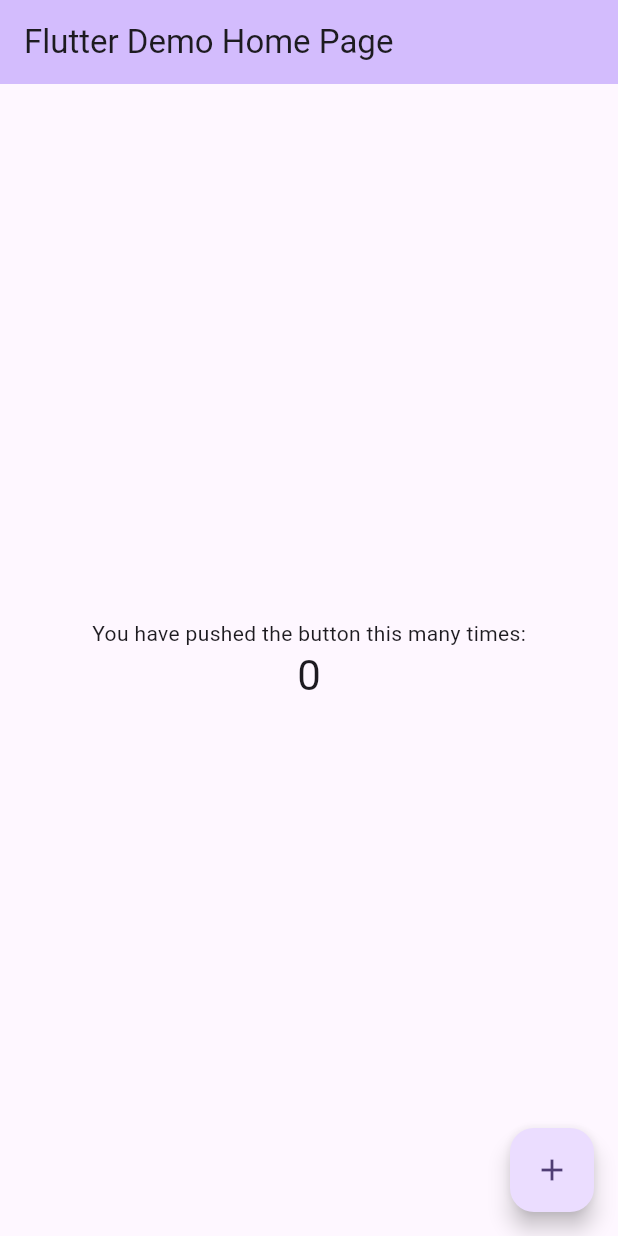
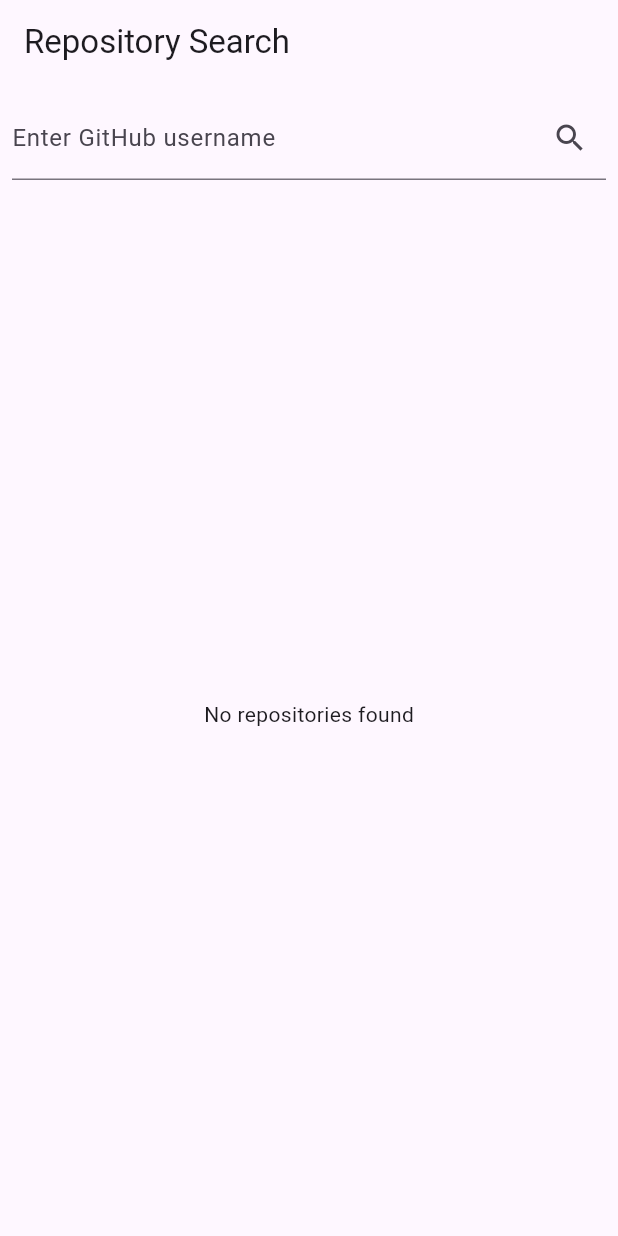
Before and after one commit to caxtonmbuvi/repo-search, a Flutter app: the screen it shows after launch, on a phone screen of 412 x 824 dp. Run offline on Flutter 3.47's test engine with Material 3 defaults, Android fonts, the phone set to English and light mode, and no system bars; our stand-ins replace bloc, dio, flutter_bloc, flutter_dotenv, freezed_annotation.

Commit message:
:sparkles:Search Implementation

```diff
--- /dev/null
+++ b/lib/app.dart
@@ -0,0 +1,21 @@
+import 'package:flutter/material.dart';
+import 'package:repo_search_app/utils/global_providers/global_providers.dart';
+
+final routeObserver = RouteObserver<PageRoute<dynamic>>();
+
+class App extends StatelessWidget {
+  const App({super.key, required this.widget});
+
+  final Widget widget;
+
+  @override
+  Widget build(BuildContext context) {
+    return GlobalProviders(
+      child: MaterialApp(
+        debugShowCheckedModeBanner: false,
+        home: widget,
+        navigatorObservers: [routeObserver],
+      ),
+    );
+  }
+}
--- /dev/null
+++ b/lib/features/search/cubit/repository_search_cubit.dart
@@ -0,0 +1,51 @@
+import 'dart:developer';
+
+import 'package:bloc/bloc.dart';
+import 'package:repo_search_app/features/search/repo/github_repository_service.dart';
+import 'repository_search_state.dart';
+
+class RepositorySearchCubit extends Cubit<RepositorySearchState> {
+  final GithubRepositoryService repositoryService;
+
+  RepositorySearchCubit({required this.repositoryService})
+      : super(const RepositorySearchState());
+
+  Future<void> searchRepositories(String username,
+      {int page = 1, int perPage = 10}) async {
+    if (username.isEmpty) return;
+
+    try {
+      // Emit loading state; clear repositories if this is a new search (first page)
+      if (page == 1) {
+        emit(state.copyWith(
+          isLoading: true,
+          errorMessage: null,
+          repositories: [],
+        ));
+      } else {
+        emit(state.copyWith(isLoading: true, errorMessage: null));
+      }
+
+      final repos = await repositoryService.fetchUserRepositories(
+        username,
+        page: page,
+        perPage: perPage,
+      );
+
+      log('Res: $repos');
+
+      final allRepos = page == 1 ? repos : [...state.repositories, ...repos];
+      final reachedMax = repos.length < perPage;
+
+      emit(state.copyWith(
+        repositories: allRepos,
+        isLoading: false,
+        currentPage: page,
+        hasReachedMax: reachedMax,
+      ));
+    } catch (e) {
+      log('Error: $e');
+      emit(state.copyWith(isLoading: false, errorMessage: e.toString()));
+    }
+  }
+}
--- /dev/null
+++ b/lib/features/search/cubit/repository_search_state.dart
@@ -0,0 +1,15 @@
+import 'package:freezed_annotation/freezed_annotation.dart';
+import 'package:repo_search_app/features/search/models/github_repository.dart';
+
+part 'repository_search_state.freezed.dart';
+
+@freezed
+class RepositorySearchState with _$RepositorySearchState {
+  const factory RepositorySearchState({
+    @Default([]) List<GithubRepository> repositories,
+    @Default(false) bool isLoading,
+    String? errorMessage,
+    @Default(1) int currentPage,
+    @Default(false) bool hasReachedMax,
+  }) = _RepositorySearchState;
+}
--- /dev/null
+++ b/lib/features/search/models/github_repository.dart
@@ -0,0 +1,26 @@
+import 'package:freezed_annotation/freezed_annotation.dart';
+
+part 'github_repository.freezed.dart';
+part 'github_repository.g.dart';
+
+@freezed
+class GithubRepository with _$GithubRepository {
+  const factory GithubRepository({
+    required String name,
+    required Owner owner,
+  }) = _GithubRepository;
+
+  factory GithubRepository.fromJson(Map<String, dynamic> json) =>
+      _$GithubRepositoryFromJson(json);
+}
+
+@freezed
+class Owner with _$Owner {
+  const factory Owner({
+    required String login,
+    @JsonKey(name: 'avatar_url') required String avatarUrl,
+  }) = _Owner;
+
+  factory Owner.fromJson(Map<String, dynamic> json) =>
+      _$OwnerFromJson(json);
+}
--- /dev/null
+++ b/lib/features/search/repo/github_repository_service.dart
@@ -0,0 +1,30 @@
+import 'dart:convert';
+import 'dart:developer';
+import 'package:dio/dio.dart';
+import '../models/github_repository.dart';
+
+class GithubRepositoryService {
+  final Dio dio;
+
+  GithubRepositoryService({required this.dio});
+
+  Future<List<GithubRepository>> fetchUserRepositories(
+    String username, {
+    int page = 1,
+    int perPage = 10,
+  }) async {
+    final url =
+        '/$username/repos?per_page=$perPage&page=$page';
+
+    final response = await dio.get(url);
+
+    log('Response: $response');
+
+    if (response.statusCode != 200) {
+      throw Exception('Failed to fetch repositories: ${response.statusMessage}');
+    }
+
+    final List<dynamic> data = response.data;
+    return data.map((json) => GithubRepository.fromJson(json)).toList();
+  }
+}
--- /dev/null
+++ b/lib/features/search/ui/repository_search_screen.dart
@@ -0,0 +1,89 @@
+import 'package:flutter/material.dart';
+import 'package:flutter_bloc/flutter_bloc.dart';
+import '../cubit/repository_search_cubit.dart';
+import '../cubit/repository_search_state.dart';
+
+class RepositorySearchScreen extends StatefulWidget {
+  const RepositorySearchScreen({super.key});
+
+  @override
+  RepositorySearchScreenState createState() => RepositorySearchScreenState();
+}
+
+class RepositorySearchScreenState extends State<RepositorySearchScreen> {
+  final TextEditingController _controller = TextEditingController();
+
+  void _onSearch() {
+    final username = _controller.text;
+    context.read<RepositorySearchCubit>().searchRepositories(username, page: 1);
+  }
+
+  @override
+  Widget build(BuildContext context) {
+    return Scaffold(
+      appBar: AppBar(title: const Text("Repository Search")),
+      body: Column(
+        children: [
+          Padding(
+            padding: const EdgeInsets.all(8.0),
+            child: TextField(
+              controller: _controller,
+              decoration: InputDecoration(
+                labelText: 'Enter GitHub username',
+                suffixIcon: IconButton(
+                  icon: const Icon(Icons.search),
+                  onPressed: _onSearch,
+                ),
+              ),
+              onSubmitted: (_) => _onSearch(),
+            ),
+          ),
+          Expanded(
+            child: BlocBuilder<RepositorySearchCubit, RepositorySearchState>(
+              builder: (context, state) {
+                if (state.isLoading && state.repositories.isEmpty) {
+                  return const Center(child: CircularProgressIndicator());
+                }
+                if (state.errorMessage != null && state.repositories.isEmpty) {
+                  return Center(child: Text(state.errorMessage!));
+                }
+                if (state.repositories.isEmpty) {
+                  return const Center(child: Text("No repositories found"));
+                }
+                return NotificationListener<ScrollNotification>(
+                  onNotification: (scrollNotification) {
+                    if (scrollNotification is ScrollEndNotification &&
+                        scrollNotification.metrics.extentAfter == 0 &&
+                        !state.isLoading &&
+                        !state.hasReachedMax) {
+                      context.read<RepositorySearchCubit>().searchRepositories(
+                          _controller.text, page: state.currentPage + 1);
+                    }
+                    return false;
+                  },
+                  child: ListView.builder(
+                    itemCount: state.repositories.length + (state.isLoading ? 1 : 0),
+                    itemBuilder: (context, index) {
+                      if (index < state.repositories.length) {
+                        final repo = state.repositories[index];
+                        return ListTile(
+                          leading: CircleAvatar(
+                            backgroundImage: NetworkImage(repo.owner.avatarUrl),
+                          ),
+                          title: Text(repo.name),
+                          subtitle: Text(repo.owner.login),
+                        );
+                      } else {
+                        return const Center(child: CircularProgressIndicator());
+                      }
+                    },
+                  ),
+                );
+              },
+            ),
+          ),
+        ],
+      ),
+    );
+  }
+}
--- a/lib/main.dart
+++ b/lib/main.dart
@@ -1,125 +1,15 @@
 import 'package:flutter/material.dart';
+import 'package:flutter_dotenv/flutter_dotenv.dart';
+import 'package:repo_search_app/app.dart';
+import 'package:repo_search_app/features/search/ui/repository_search_screen.dart';
 
-void main() {
-  runApp(const MyApp());
+void main() async{
+  WidgetsFlutterBinding.ensureInitialized();
+  await dotenv.load();
+
+  runApp(
+    const App(
+      widget: RepositorySearchScreen(),
+    ),
+  );
 }
-
-class MyApp extends StatelessWidget {
-  const MyApp({super.key});
-
-  // This widget is the root of your application.
-  @override
-  Widget build(BuildContext context) {
-    return MaterialApp(
-      title: 'Flutter Demo',
-      theme: ThemeData(
-        // This is the theme of your application.
-        //
-        // TRY THIS: Try running your application with "flutter run". You'll see
-        // the application has a purple toolbar. Then, without quitting the app,
-        // try changing the seedColor in the colorScheme below to Colors.green
-        // and then invoke "hot reload" (save your changes or press the "hot
-        // reload" button in a Flutter-supported IDE, or press "r" if you used
-        // the command line to start the app).
-        //
-        // Notice that the counter didn't reset back to zero; the application
-        // state is not lost during the reload. To reset the state, use hot
-        // restart instead.
-        //
-        // This works for code too, not just values: Most code changes can be
-        // tested with just a hot reload.
-        colorScheme: ColorScheme.fromSeed(seedColor: Colors.deepPurple),
-        useMaterial3: true,
-      ),
-      home: const MyHomePage(title: 'Flutter Demo Home Page'),
-    );
-  }
-}
-
-class MyHomePage extends StatefulWidget {
-  const MyHomePage({super.key, required this.title});
-
-  // This widget is the home page of your application. It is stateful, meaning
-  // that it has a State object (defined below) that contains fields that affect
-  // how it looks.
-
-  // This class is the configuration for the state. It holds the values (in this
-  // case the title) provided by the parent (in this case the App widget) and
-  // used by the build method of the State. Fields in a Widget subclass are
-  // always marked "final".
-
-  final String title;
-
-  @override
-  State<MyHomePage> createState() => _MyHomePageState();
-}
-
-class _MyHomePageState extends State<MyHomePage> {
-  int _counter = 0;
-
-  void _incrementCounter() {
-    setState(() {
-      // This call to setState tells the Flutter framework that something has
-      // changed in this State, which causes it to rerun the build method below
-      // so that the display can reflect the updated values. If we changed
-      // _counter without calling setState(), then the build method would not be
-      // called again, and so nothing would appear to happen.
-      _counter++;
-    });
-  }
-
-  @override
-  Widget build(BuildContext context) {
-    // This method is rerun every time setState is called, for instance as done
-    // by the _incrementCounter method above.
-    //
-    // The Flutter framework has been optimized to make rerunning build methods
-    // fast, so that you can just rebuild anything that needs updating rather
-    // than having to individually change instances of widgets.
-    return Scaffold(
-      appBar: AppBar(
-        // TRY THIS: Try changing the color here to a specific color (to
-        // Colors.amber, perhaps?) and trigger a hot reload to see the AppBar
-        // change color while the other colors stay the same.
-        backgroundColor: Theme.of(context).colorScheme.inversePrimary,
-        // Here we take the value from the MyHomePage object that was created by
-        // the App.build method, and use it to set our appbar title.
-        title: Text(widget.title),
-      ),
-      body: Center(
-        // Center is a layout widget. It takes a single child and positions it
-        // in the middle of the parent.
-        child: Column(
-          // Column is also a layout widget. It takes a list of children and
-          // arranges them vertically. By default, it sizes itself to fit its
-          // children horizontally, and tries to be as tall as its parent.
-          //
-          // Column has various properties to control how it sizes itself and
-          // how it positions its children. Here we use mainAxisAlignment to
-          // center the children vertically; the main axis here is the vertical
-          // axis because Columns are vertical (the cross axis would be
-          // horizontal).
-          //
-          // TRY THIS: Invoke "debug painting" (choose the "Toggle Debug Paint"
-          // action in the IDE, or press "p" in the console), to see the
-          // wireframe for each widget.
-          mainAxisAlignment: MainAxisAlignment.center,
-          children: <Widget>[
-            const Text(
-              'You have pushed the button this many times:',
-            ),
-            Text(
-              '$_counter',
-              style: Theme.of(context).textTheme.headlineMedium,
-            ),
-          ],
-        ),
-      ),
-      floatingActionButton: FloatingActionButton(
-        onPressed: _incrementCounter,
-        tooltip: 'Increment',
-        child: const Icon(Icons.add),
-      ), // This trailing comma makes auto-formatting nicer for build methods.
-    );
-  }
-}
--- /dev/null
+++ b/lib/utils/api/api_client.dart
@@ -0,0 +1,36 @@
+import 'dart:io';
+
+import 'package:dio/dio.dart';
+import 'package:dio/io.dart';
+import 'package:flutter/material.dart';
+import 'package:flutter_dotenv/flutter_dotenv.dart';
+import 'package:repo_search_app/utils/api/app_interceptor.dart';
+
+final GlobalKey<NavigatorState> navigatorKey = GlobalKey<NavigatorState>();
+
+Dio createDio() {
+  final dio = Dio(
+    BaseOptions(
+      baseUrl: dotenv.env['API_ENDPOINT'].toString(),
+      headers: {
+        'Content-Type': 'application/json',
+      },
+    ),
+  );
+
+  // Add the interceptor to Dio.
+  dio.interceptors.add(
+    AppInterceptor(
+      dio,
+    ),
+  );
+  // Disable SSL verification for testing (not recommended for production).
+  (dio.httpClientAdapter as IOHttpClientAdapter).onHttpClientCreate =
+      (HttpClient client) {
+    client.badCertificateCallback =
+        (X509Certificate cert, String host, int port) => true;
+    return client;
+  };
+
+  return dio;
+}
--- /dev/null
+++ b/lib/utils/global_providers/global_cubit_provider.dart
@@ -0,0 +1,21 @@
+import 'package:flutter/material.dart';
+import 'package:flutter_bloc/flutter_bloc.dart';
+import 'package:repo_search_app/features/search/cubit/repository_search_cubit.dart';
+
+class GlobalCubitProvider extends StatelessWidget {
+  const GlobalCubitProvider({super.key, required this.child});
+
+  final Widget child;
+
+  @override
+  Widget build(BuildContext context) {
+    return MultiBlocProvider(
+      providers: [
+        BlocProvider(
+          create: (context) => RepositorySearchCubit(repositoryService: context.read()),
+        ),
+      ],
+      child: child,
+    );
+  }
+}
--- /dev/null
+++ b/lib/utils/global_providers/global_providers.dart
@@ -0,0 +1,20 @@
+
+
+import 'package:flutter/material.dart';
+import 'package:repo_search_app/utils/global_providers/global_cubit_provider.dart';
+import 'package:repo_search_app/utils/global_providers/global_repository_provider.dart';
+
+class GlobalProviders extends StatelessWidget {
+  const GlobalProviders({super.key, required this.child});
+
+  final Widget child;
+
+  @override
+  Widget build(BuildContext context) {
+    return GlobalRepositoryProvider(
+      child: GlobalCubitProvider(
+        child: child,
+      ),
+    );
+  }
+}
--- /dev/null
+++ b/lib/utils/global_providers/global_repository_provider.dart
@@ -0,0 +1,25 @@
+import 'package:flutter/widgets.dart';
+import 'package:flutter_bloc/flutter_bloc.dart';
+import 'package:repo_search_app/features/search/repo/github_repository_service.dart';
+import 'package:repo_search_app/utils/api/api_client.dart';
+
+class GlobalRepositoryProvider extends StatelessWidget {
+  const GlobalRepositoryProvider({super.key, required this.child});
+
+  final Widget child;
+
+  @override
+  Widget build(BuildContext context) {
+    return MultiRepositoryProvider(
+      providers: [
+        RepositoryProvider(
+          create: (context) => createDio(),
+        ),
+        RepositoryProvider(
+          create: (context) => GithubRepositoryService(dio: context.read()),
+        ),
+      ],
+      child: child,
+    );
+  }
+}
```
Also changed, not shown: lib/utils/api/app_interceptor.dart (added, +72 -0 lines), lib/utils/models/result.dart (added, +38 -0 lines), pubspec.yaml (+13 -62 lines), lib/features/search/cubit/repository_search_state.freezed.dart (added), lib/features/search/models/github_repository.freezed.dart (added), lib/features/search/models/github_repository.g.dart (added), lib/utils/models/result.freezed.dart (added), pubspec.lock, 2 other files.
